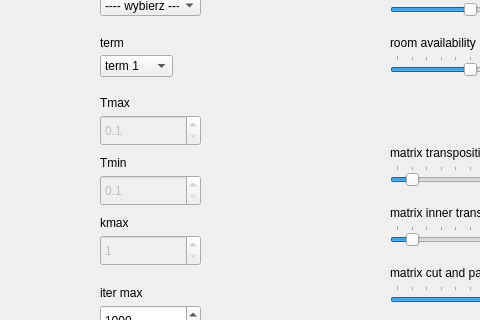
Above: gui/main_window.ui from dominik-air/timetable-scheduler before the change; both pictures show x 0 to 480 and y 135 to 455 of the 1088 by 713 pixel window. Below: the same form after it.
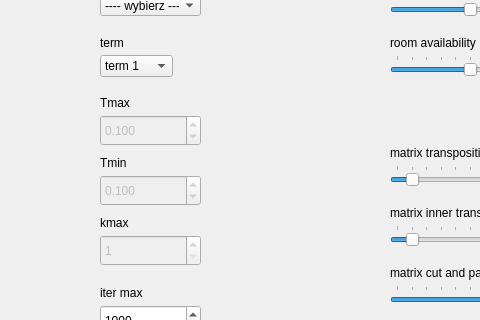
That is the form after the change.

```diff
--- a/gui/main_window.ui
+++ b/gui/main_window.ui
@@ -738,13 +738,13 @@
      <bool>false</bool>
     </property>
     <property name="decimals">
-     <number>1</number>
+     <number>3</number>
     </property>
     <property name="minimum">
-     <double>0.100000000000000</double>
+     <double>0.001000000000000</double>
     </property>
     <property name="maximum">
-     <double>200.000000000000000</double>
+     <double>1000000.000000000000000</double>
     </property>
     <property name="singleStep">
      <double>0.100000000000000</double>
@@ -766,13 +766,13 @@
      </rect>
     </property>
     <property name="decimals">
-     <number>1</number>
+     <number>3</number>
     </property>
     <property name="minimum">
-     <double>0.100000000000000</double>
+     <double>0.001000000000000</double>
     </property>
     <property name="maximum">
-     <double>200.000000000000000</double>
+     <double>1000000.000000000000000</double>
     </property>
     <property name="singleStep">
      <double>0.100000000000000</double>
```
Left out of the diff: 2 changed lines with no effect on the pictures.
